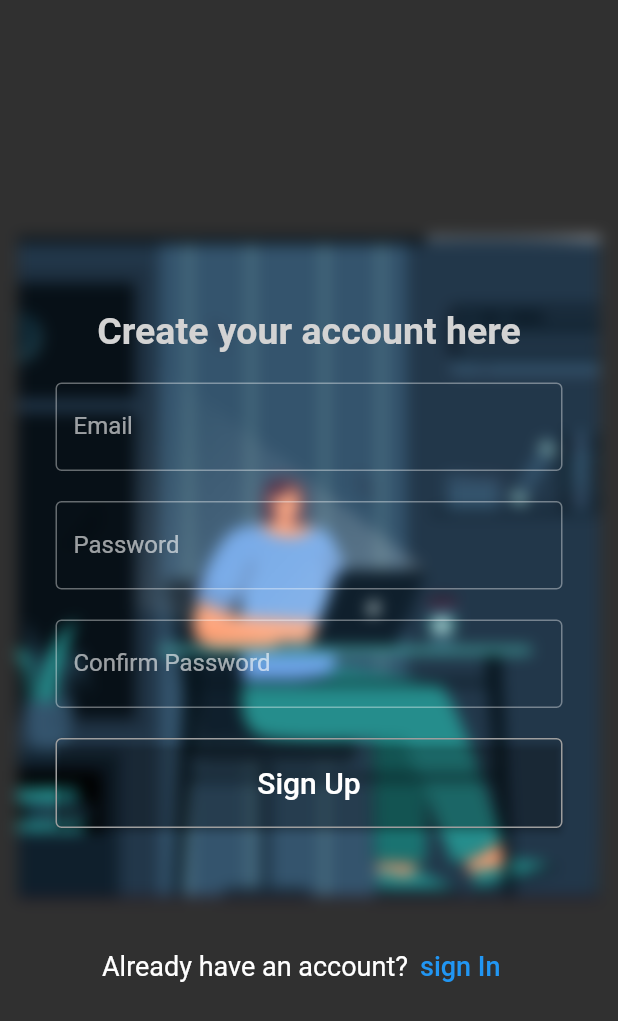
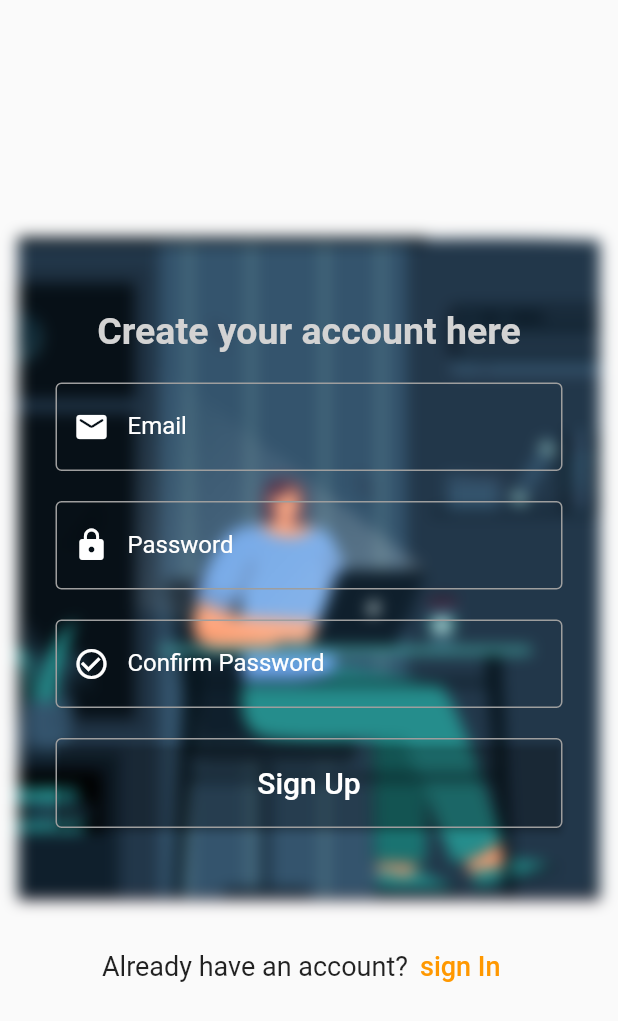
Before and after one commit to mohdop/note_app, a Flutter app: the Notes screen opened by its route, after a tap on the "logout" icon, after a tap on "Sign In", after a tap on "sign up", on a phone screen of 412 x 824 dp. Shown: the top 1021 px of the screen. Run offline on Flutter 3.47's test engine with Material 2 defaults, Android fonts, the phone set to English and light mode, and no system bars; our stand-ins replace cloud_firestore, connectivity, email_validator, firebase_auth, firebase_core; accounts and stored records are empty.

Commit message:
design updates

```diff
--- a/lib/main.dart
+++ b/lib/main.dart
@@ -28,7 +28,7 @@ void main() async{
   ],
   locale: const Locale('fr'),
     scaffoldMessengerKey: Utils.messengerKey,
-    theme:ThemeData.dark(),
+    theme:ThemeData(primarySwatch: Colors.orange),
     debugShowCheckedModeBanner: false,
     home: Login(),
     initialRoute: "",
--- a/lib/pages/listeNotes.dart
+++ b/lib/pages/listeNotes.dart
@@ -27,19 +27,20 @@ class _NotesState extends State<Notes> {
         floatingActionButton: FloatingActionButton(onPressed: (){
           Navigator.pushNamed(context, "/takeNote");
         },child: Icon(Icons.add,color: Colors.white,),
-        backgroundColor: Colors.grey[800],
+        backgroundColor: Colors.orange[300],
         ),
         appBar:AppBar(
-
+          backgroundColor: Colors.transparent,
+          shadowColor: Colors.transparent,
           actions: [
             IconButton(onPressed: (){
               FirebaseAuth.instance.signOut();
               Navigator.pushReplacementNamed(context, '/connexion');
-            }, icon: Icon(Icons.logout)),
+            }, icon: Icon(Icons.logout,color: Colors.orange[300],)),
           ],
           automaticallyImplyLeading: false,
           centerTitle: true,
-          title: Text("My notes",style: TextStyle(fontWeight: FontWeight.bold,fontSize: 23),),
+          title: Text("My notes",style: TextStyle(fontWeight: FontWeight.bold,fontSize: 23,color: Colors.orange[300]),),
         ) ,
         body: StreamBuilder<List<Note>>(
         stream: readUserNotes(),
@@ -95,7 +96,7 @@ class _NotesState extends State<Notes> {
 
    Widget buildnotes(Note note) {
   return Padding(
-    padding: const EdgeInsets.symmetric(horizontal: 8.0, vertical: 6),
+    padding: const EdgeInsets.symmetric(horizontal: 8.0, vertical: 10),
     child: GestureDetector(
       onTap: () {
         Navigator.pushNamed(context, "/voirNote", arguments: {
@@ -103,8 +104,21 @@ class _NotesState extends State<Notes> {
           'content': note.content,
         });
       },
-      child: Card(
-        color: note.color,
+      child: Stack(
+        children: [
+          Container(
+
+          decoration: BoxDecoration(
+             boxShadow: [
+        BoxShadow(
+          color: note.color.withOpacity(0.5),
+          spreadRadius: 5,
+          blurRadius: 7,
+          offset: Offset(0, 3), // changes position of shadow
+        ),
+          ],
+            color: note.color.withOpacity(0.9),
+            borderRadius: BorderRadius.circular(30)),
           child: Column(
             children: [
               Padding(
@@ -176,18 +190,20 @@ class _NotesState extends State<Notes> {
                         );
                       },
                       icon: Icon(Icons.delete),
-                    color: Colors.black,
+                      color: Color.fromARGB(255, 200, 200, 200),
                     ),
                     IconButton(
                       onPressed: () =>
                           _showEditDialog(note.id, note.title, note.content),
-                    icon: Icon(Icons.edit, color: Colors.black),
+                      icon: Icon(Icons.edit, color: const Color.fromARGB(255, 200, 200, 200)),
                     ),
                   ],
                 ),
               ),
             ],
           ),
+        ),
+        ]
       ),
     ),
   );
--- a/lib/pages/login.dart
+++ b/lib/pages/login.dart
@@ -63,18 +63,25 @@ class _LoginState extends State<Login> {
                 ),
                 SizedBox(height: 20),
                 TextFormField(
-
                   controller: mailController,
                   decoration: InputDecoration(
                     labelText: "Email",
                     hintText: 'Enter your email',
-                    border: OutlineInputBorder(),
+                    prefixIcon: Icon(Icons.mail_rounded, color: Colors.white),
+                    labelStyle: TextStyle(
+                      color: Colors.white,
+                    ),
+                    enabledBorder: OutlineInputBorder(
+                      borderSide: BorderSide(color: Colors.grey, width: 1),
+                    ),
+
                   ),
                   autovalidateMode: AutovalidateMode.onUserInteraction,
-                                    validator: (email) =>
-                                    email != null && !EmailValidator.validate(email)
-                                    ?'Please enter a valide Email'
-                                    :null,
+                  validator: (email) =>
+                      email != null && !EmailValidator.validate(email)
+                          ? 'Please enter a valid Email'
+                          : null,
+                  style: TextStyle(color: Colors.white),
                 ),
                 SizedBox(height: 20),
                 TextFormField(
@@ -83,22 +90,31 @@ class _LoginState extends State<Login> {
                   decoration: InputDecoration(
                     labelText: "Password",
                     hintText: 'Enter your password',
-                    border: OutlineInputBorder(),
+                    labelStyle: TextStyle(
+                      color: Colors.white,
+                    ),
+                    prefixIcon: Icon(Icons.lock, color: Colors.white),
+                    enabledBorder: OutlineInputBorder(
+                      borderSide: BorderSide(color: Colors.grey, width: 1),
+                    ),
+
                   ),
                   autovalidateMode: AutovalidateMode.onUserInteraction,
-                                    validator: (value) => value != null && value.length <6
-                                    ?'password must be at least six characters long'
-                                    :null,
+                  validator: (value) => value != null && value.length < 6
+                      ? 'Password must be at least six characters long'
+                      : null,
+                  style: TextStyle(color: Colors.white),
                 ),
+
                 SizedBox(height: 20),
                 Container(
                   width: double.infinity,
                   height: 60,
                   child: ElevatedButton(
                     onPressed: signIn,
-                    child: Text('Sign In',style: TextStyle(fontSize: 20)),
+                    child: Text('Sign In',style: TextStyle(fontSize: 20,color: Colors.white)),
                     style: ButtonStyle(
-                     side: MaterialStateProperty.all<BorderSide>(BorderSide(color: Colors.grey)),
+                     side: MaterialStateProperty.all<BorderSide>(BorderSide(color: const Color.fromARGB(255, 227, 227, 227))),
                       backgroundColor: MaterialStateProperty.all<Color>(Colors.transparent),
                     ),
                   ),
@@ -107,7 +123,7 @@ class _LoginState extends State<Login> {
                 Row(
 
                   children: [
-                    Text("Click here if you've",style: TextStyle(fontSize: 14.5)),
+                    Text("Click here if you've",style: TextStyle(fontSize: 14.5,color: Colors.white)),
                     TextButton(onPressed: () {
                       Navigator.pushNamed(context, "/password");
                     }, child: Text("Forgotten your Password",style: TextStyle(fontSize: 14.5))),
--- a/lib/pages/noteTake.dart
+++ b/lib/pages/noteTake.dart
@@ -36,7 +36,8 @@ class _newNoteState extends State<newNote> {
         centerTitle: true,
         title: Text("new Note"),
       ),
-      body: Padding(
+      body: SingleChildScrollView(
+        child: Padding(
           padding:  EdgeInsets.symmetric(vertical:20.0, horizontal: 8),
           child: Center(
             child: Column(
@@ -145,6 +146,7 @@ class _newNoteState extends State<newNote> {
             ),
           ),
         ),
+      ),
     );
   }
 
--- a/lib/pages/signUp.dart
+++ b/lib/pages/signUp.dart
@@ -1,5 +1,4 @@
 import 'dart:ui';
-
 import 'package:email_validator/email_validator.dart';
 import 'package:firebase_auth/firebase_auth.dart';
 import 'package:flutter/material.dart';
@@ -67,13 +66,20 @@ class _SignUpState extends State<SignUp> {
                                 decoration: InputDecoration(
                                   labelText: "Email",
                                   hintText: 'Enter your email',
-                                  border: OutlineInputBorder(),
+                                   labelStyle: TextStyle(
+                      color: Colors.white,
+                    ),
+                    prefixIcon: Icon(Icons.mail_rounded, color: Colors.white),
+                    enabledBorder: OutlineInputBorder(
+                      borderSide: BorderSide(color: Colors.grey, width: 1),
+                    ),
                                 ),
                                 autovalidateMode: AutovalidateMode.onUserInteraction,
                                 validator: (email) =>
                                 email != null && !EmailValidator.validate(email)
                                 ?'Please enter a valide Email'
                                 :null,
+                                style: TextStyle(color: Colors.white),
                               ),
                               SizedBox(height: 20),
                               TextFormField(
@@ -82,13 +88,18 @@ class _SignUpState extends State<SignUp> {
                                 decoration: InputDecoration(
                                   labelText: "Password",
                                   hintText: 'Enter your password',
-                                  border: OutlineInputBorder(),
+                                  labelStyle: TextStyle(
+                                  color: Colors.white,
+                                ),prefixIcon: Icon(Icons.lock, color: Colors.white),
+                    enabledBorder: OutlineInputBorder(
+                      borderSide: BorderSide(color: Colors.grey, width: 1),
+                    ),
                                 ),
                                  autovalidateMode: AutovalidateMode.onUserInteraction,
                                 validator: (value) => value != null && value.length <6
                                 ?'password must be at least six characters long'
                                 :null,
-
+                                style: TextStyle(color: Colors.white),
                               ),
                               SizedBox(height: 20),
                                TextFormField(
@@ -97,7 +108,12 @@ class _SignUpState extends State<SignUp> {
                                 decoration: InputDecoration(
                                   labelText: "Confirm Password",
                                   hintText: 'Confirm your password',
-                                  border: OutlineInputBorder(),
+                                   labelStyle: TextStyle(
+                      color: Colors.white,
+                    ),prefixIcon: Icon(Icons.check_circle_outline, color: Colors.white),
+                    enabledBorder: OutlineInputBorder(
+                      borderSide: BorderSide(color: Colors.grey, width: 1),
+                    ),
                                 ),
                                 autovalidateMode: AutovalidateMode.onUserInteraction,
                                 validator: (value) {
@@ -105,7 +121,7 @@ class _SignUpState extends State<SignUp> {
                                     return 'Passwords do not match';
                                   }
                                   return null;
-                                },
+                                },style: TextStyle(color: Colors.white),
                                ),
                               SizedBox(height: 20),
                               Container(
@@ -113,7 +129,7 @@ class _SignUpState extends State<SignUp> {
                                 height: 60,
                                 child: ElevatedButton(
                                   onPressed: signUp,
-                                  child: Text('Sign Up',style: TextStyle(fontSize: 20)),
+                                  child: Text('Sign Up',style: TextStyle(fontSize: 20,color: Colors.white)),
                                   style: ButtonStyle(
                                      side: MaterialStateProperty.all<BorderSide>(BorderSide(color: Colors.grey)),
                       backgroundColor: MaterialStateProperty.all<Color>(Colors.transparent),
```
Lines whose indentation alone changed are shown as unchanged.
